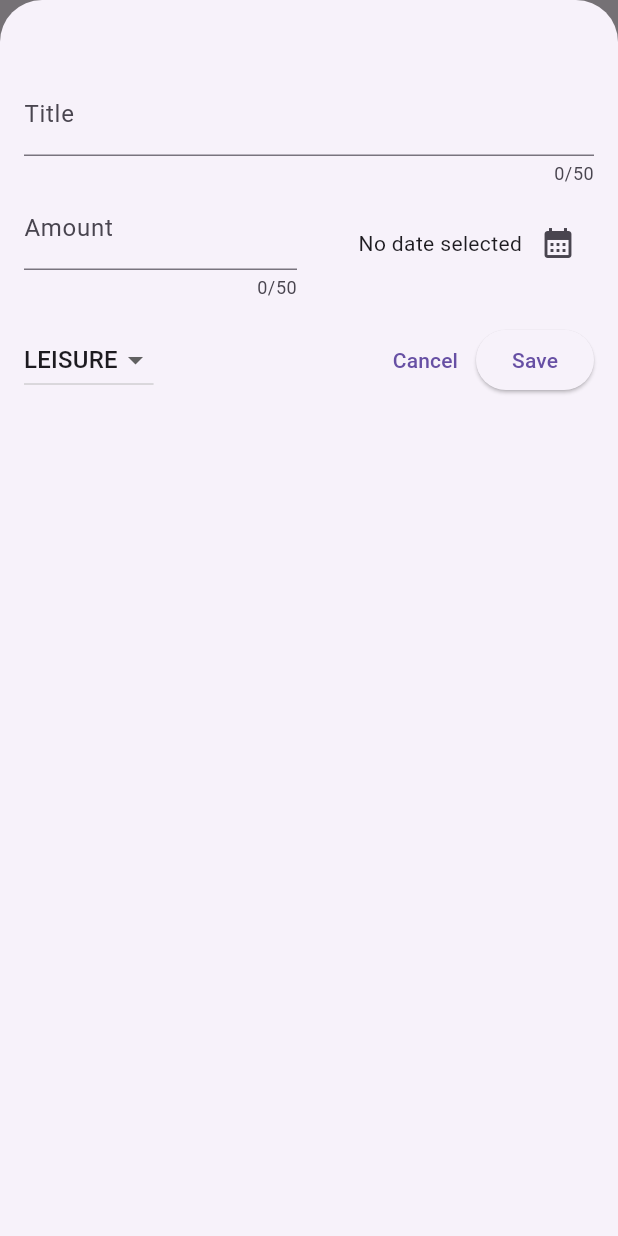
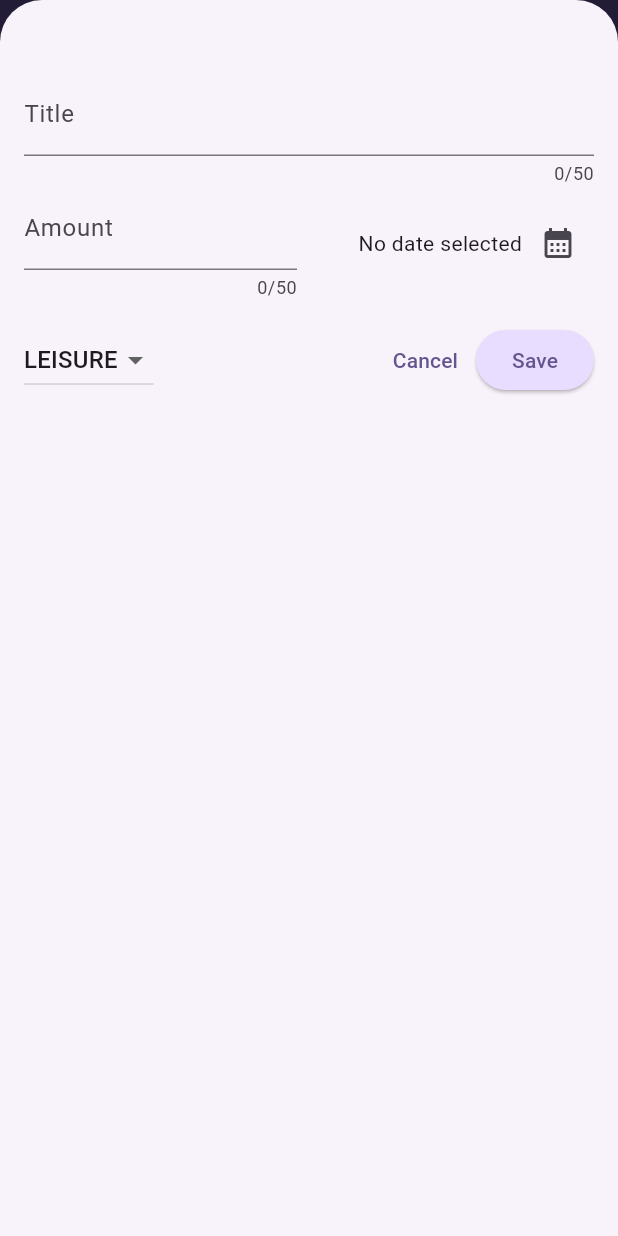
Before and after one commit to IsroilovA/ExpenseTracker, a Flutter app: the screen it shows after launch, after a tap on the "add" icon, on a phone screen of 412 x 824 dp. Run offline on Flutter 3.47's test engine with Material 3 defaults, Android fonts, the phone set to English and light mode, and no system bars.

Commit message:
theme is added

```diff
--- a/lib/main.dart
+++ b/lib/main.dart
@@ -1,10 +1,60 @@
 import 'package:expense_tracker/widgets/expenses.dart';
 import 'package:flutter/material.dart';
 
+var kColorScheme = ColorScheme.fromSeed(
+  seedColor: const Color.fromARGB(255, 96, 59, 181),
+);
+
+var kDarkColorScheme = ColorScheme.fromSeed(
+  brightness: Brightness.dark,
+  seedColor: const Color.fromARGB(255, 5, 99, 125),
+);
 void main() {
   runApp(
-    const MaterialApp(
-      home: Expenses(),
+    MaterialApp(
+      darkTheme: ThemeData.dark().copyWith(
+        colorScheme: kDarkColorScheme,
+        cardTheme: const CardTheme().copyWith(
+          color: kDarkColorScheme.secondaryContainer,
+          margin: const EdgeInsets.symmetric(
+            horizontal: 16,
+            vertical: 8,
+          ),
+        ),
+        elevatedButtonTheme: ElevatedButtonThemeData(
+          style: ElevatedButton.styleFrom(
+            foregroundColor: kDarkColorScheme.onPrimaryContainer,
+            backgroundColor: kDarkColorScheme.primaryContainer,
+          ),
+        ),
+      ),
+      theme: ThemeData().copyWith(
+        colorScheme: kColorScheme,
+        appBarTheme: const AppBarTheme().copyWith(
+          backgroundColor: kColorScheme.onPrimaryContainer,
+          foregroundColor: kColorScheme.primaryContainer,
+        ),
+        cardTheme: const CardTheme().copyWith(
+          color: kColorScheme.secondaryContainer,
+          margin: const EdgeInsets.symmetric(
+            horizontal: 16,
+            vertical: 8,
+          ),
+        ),
+        elevatedButtonTheme: ElevatedButtonThemeData(
+          style: ElevatedButton.styleFrom(
+            backgroundColor: kColorScheme.primaryContainer,
+          ),
+        ),
+        textTheme: ThemeData().textTheme.copyWith(
+              titleLarge: TextStyle(
+                fontWeight: FontWeight.bold,
+                color: kColorScheme.onSecondaryContainer,
+                fontSize: 16,
+              ),
+            ),
+      ),
+      home: const Expenses(),
     ),
   );
 }
--- a/lib/widgets/expenses_list/expense_item.dart
+++ b/lib/widgets/expenses_list/expense_item.dart
@@ -15,8 +15,12 @@ class ExpenseItem extends StatelessWidget {
           vertical: 16,
         ),
         child: Column(
+          crossAxisAlignment: CrossAxisAlignment.start,
           children: [
-            Text(expense.title),
+            Text(
+              expense.title,
+              style: Theme.of(context).textTheme.titleLarge,
+            ),
             const SizedBox(height: 4),
             Row(
               children: [
--- a/lib/widgets/expenses_list/expenses_list.dart
+++ b/lib/widgets/expenses_list/expenses_list.dart
@@ -17,6 +17,12 @@ class ExpensesList extends StatelessWidget {
     return ListView.builder(
       itemCount: expenses.length,
       itemBuilder: (ctx, index) => Dismissible(
+        background: Container(
+          color: Theme.of(context).colorScheme.error.withOpacity(0.75),
+          margin: EdgeInsets.symmetric(
+            horizontal: Theme.of(context).cardTheme.margin!.horizontal,
+          ),
+        ),
         onDismissed: (direction) => onRemoveExpense(expenses[index]),
         key: ValueKey(expenses[index]),
         child: ExpenseItem(expenses[index]),
```
